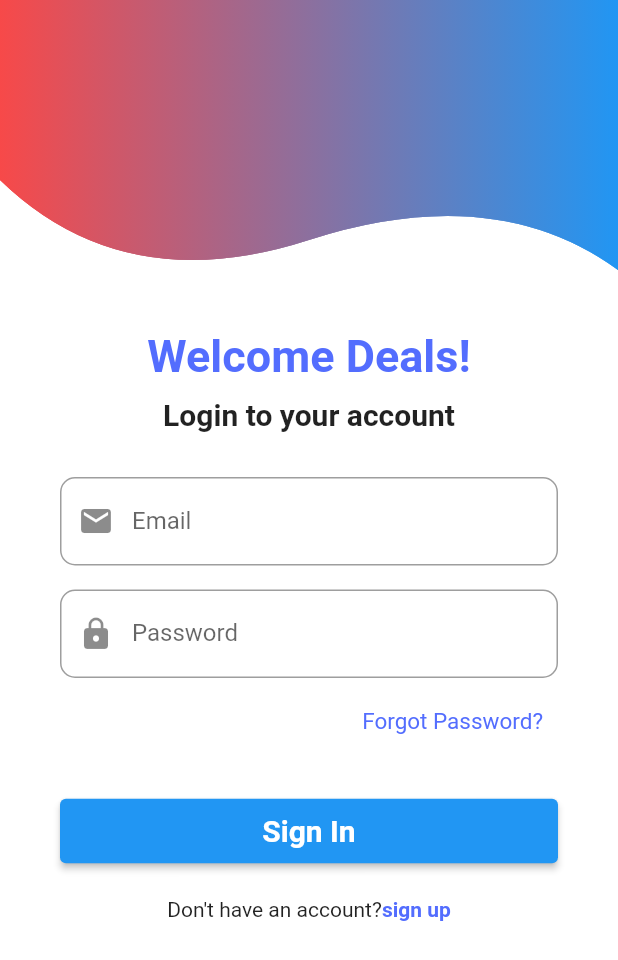
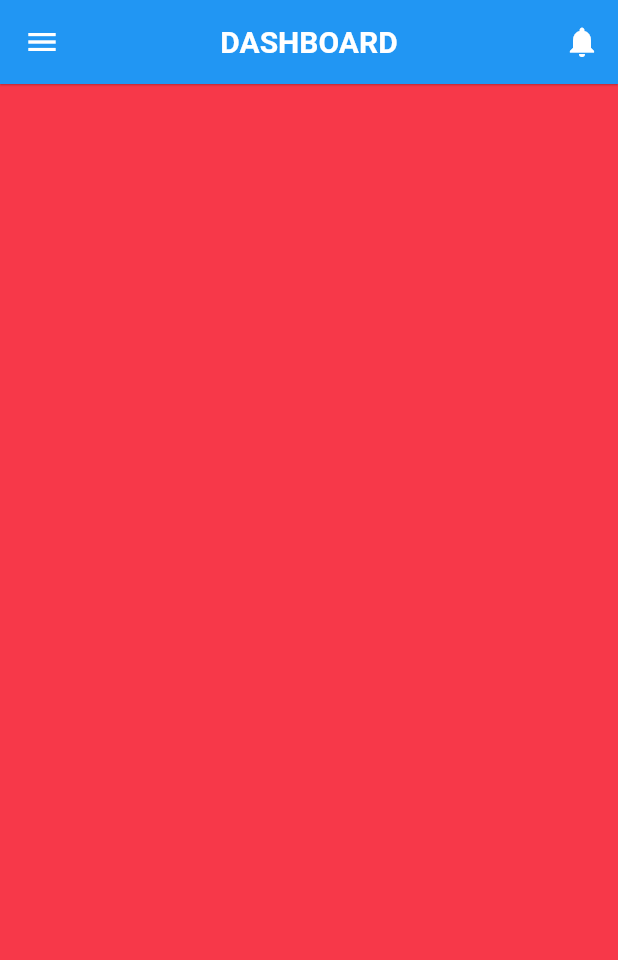
Before and after one commit to zeroappz/flutterapp, a Flutter app: the screen it shows after launch, on a phone screen of 412 x 824 dp. Shown: the top 960 px of the screen. Run offline on Flutter 3.47's test engine with Material 2 defaults, Android fonts, the phone set to English and light mode, and no system bars; our stand-ins replace hexcolor, otp_text_field.

Commit message:
otp screen and home screen with global widgets

```diff
--- a/lib/main.dart
+++ b/lib/main.dart
@@ -1,5 +1,7 @@
 import 'package:dealsapp/pages/forgotpassword.dart';
+import 'package:dealsapp/pages/home.dart';
 import 'package:dealsapp/pages/login.dart';
+import 'package:dealsapp/pages/otp_validation.dart';
 import 'package:dealsapp/pages/registration.dart';
 
 import 'pages/splash.dart';
@@ -32,9 +34,11 @@ class MyApp extends StatelessWidget {
       ),
       debugShowCheckedModeBanner: true,
       // home: const SplashScreen(title: "Deals App"),
-      home: const LoginScreen(),
+      // home: const LoginScreen(),
       // home: const ForgotPasswordScreen(),
       // home: const RegistrationScreen(),
+      // home: const OTPVerificationScreen(),
+      home: const HomeScreen(),
     );
   }
 }
--- /dev/null
+++ b/lib/pages/home.dart
@@ -0,0 +1,65 @@
+import 'package:flutter/material.dart';
+
+class HomeScreen extends StatefulWidget {
+  const HomeScreen({Key? key}) : super(key: key);
+
+  @override
+  State<HomeScreen> createState() => _HomeScreenState();
+}
+
+class _HomeScreenState extends State<HomeScreen> {
+  @override
+  Widget build(BuildContext context) {
+    return Scaffold(
+      appBar: AppBar(
+        title: Text(
+          'Dashboard'.toUpperCase(),
+          style: const TextStyle(
+            color: Colors.white,
+            fontWeight: FontWeight.bold,
+          ),
+        ),
+        centerTitle: true,
+        elevation: 0.5,
+        iconTheme: const IconThemeData(color: Colors.white),
+        actions: [
+          IconButton(
+            icon: const Icon(Icons.notifications),
+            onPressed: () {},
+          ),
+        ],
+      ),
+      drawer: Drawer(
+        child: Container(
+          decoration: const BoxDecoration(color: Colors.white),
+          child: ListView(
+            padding: const EdgeInsets.all(0),
+            children: [
+              // const UserAccountsDrawerHeader(
+              //   currentAccountPicture: CircleAvatar(
+              //     backgroundColor: Colors.white,
+              //     child: Icon(
+              //       Icons.person,
+              //       color: Colors.black,
+              //     ),
+              //   ),
+              //   accountName: Text('John Doe'),
+              //   accountEmail: Text('pravileaf@gmail.com'),
+              // ),
+              const SizedBox(
+                height: 100.0,
+              ),
+              ListTile(
+                leading: const Icon(Icons.home),
+                title: const Text('Home'),
+                onTap: () {
+                  Navigator.of(context).pop();
+                },
+              )
+            ],
+          ),
+        ),
+      ),
+    );
+  }
+}
--- a/pubspec.yaml
+++ b/pubspec.yaml
@@ -15,6 +15,7 @@ dependencies:
   google_fonts:
   razorpay:
   hexcolor: ^2.0.4
+  otp_text_field:
 
 dev_dependencies:
   flutter_test:
```
Also changed, not shown: lib/commonwidget/global_widget.dart (added, +58 -0 lines), lib/pages/otp_validation.dart (added, +168 -0 lines), pubspec.lock, 1 other file.
